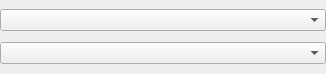
This is gui/ui/WgtDoubleCmbBoxSelector.ui in hboussard/chloe_qgis as Qt 5 draws it before an edit. The edited form follows.
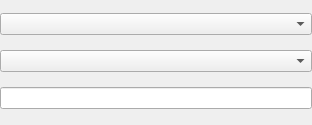
This is the edited form.

Diff of the .ui file:
```diff
--- a/gui/ui/WgtDoubleCmbBoxSelector.ui
+++ b/gui/ui/WgtDoubleCmbBoxSelector.ui
@@ -6,8 +6,8 @@
    <rect>
     <x>0</x>
     <y>0</y>
-    <width>326</width>
-    <height>74</height>
+    <width>312</width>
+    <height>125</height>
    </rect>
   </property>
   <property name="windowTitle">
@@ -37,6 +37,9 @@
      <item>
       <widget class="QComboBox" name="cbValue"/>
      </item>
+     <item>
+      <widget class="QLineEdit" name="lineEdit"/>
+     </item>
     </layout>
    </item>
   </layout>
```
